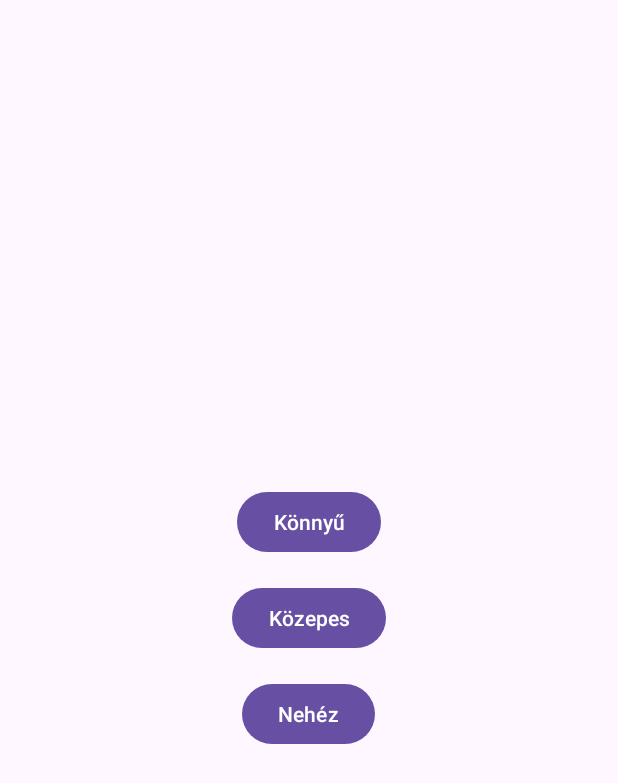
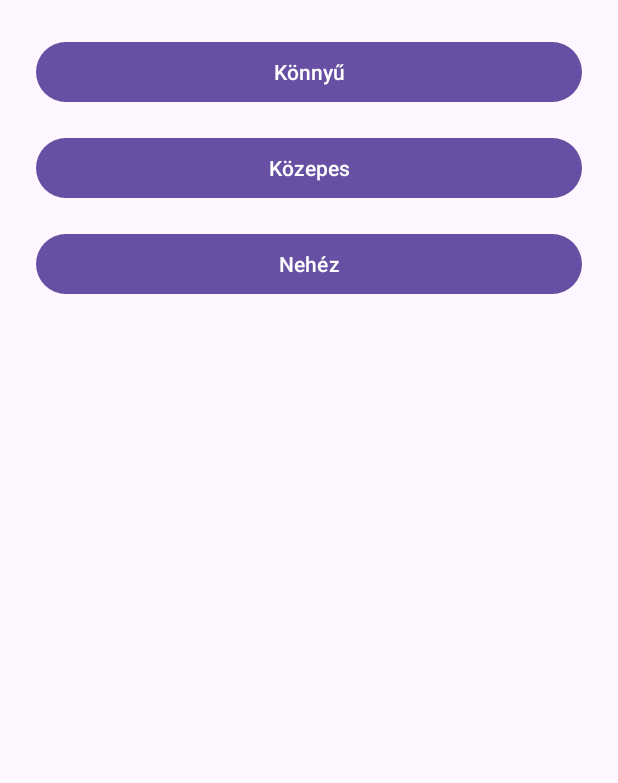
Before and after one commit to Unk0wn1337/Game_Luv, an Android app: the layout activity_difficulty.xml on its own in the app's theme, with its tools: preview values and no code run, on a phone screen of 412 x 824 dp. Shown: the top 783 px of the screen. Run offline under Robolectric (Android 15) with nearby library versions, the phone set to English and light mode, and no system bars.

Commit message:
hiba elháritas

```diff
--- a/app/src/main/res/layout/activity_difficulty.xml
+++ b/app/src/main/res/layout/activity_difficulty.xml
@@ -1,28 +1,40 @@
 <?xml version="1.0" encoding="utf-8"?>
-<LinearLayout xmlns:android="http://schemas.android.com/apk/res/android"
-    android:orientation="vertical"
-    android:gravity="center"
+<androidx.constraintlayout.widget.ConstraintLayout xmlns:android="http://schemas.android.com/apk/res/android"
+    xmlns:app="http://schemas.android.com/apk/res-auto"
+    xmlns:tools="http://schemas.android.com/tools"
     android:layout_width="match_parent"
     android:layout_height="match_parent"
+    tools:context=".DifficultyActivity"
     android:padding="24dp">
 
     <Button
         android:id="@+id/buttonEasy"
-        android:layout_width="wrap_content"
+        android:layout_width="0dp"
         android:layout_height="wrap_content"
-        android:text="Könnyű" />
+        android:text="Könnyű"
+        app:layout_constraintTop_toTopOf="parent"
+        app:layout_constraintStart_toStartOf="parent"
+        app:layout_constraintEnd_toEndOf="parent" />
 
     <Button
         android:id="@+id/buttonMedium"
-        android:layout_width="wrap_content"
+        android:layout_width="0dp"
         android:layout_height="wrap_content"
         android:text="Közepes"
-        android:layout_marginTop="16dp" />
+        app:layout_constraintTop_toBottomOf="@id/buttonEasy"
+        app:layout_constraintStart_toStartOf="parent"
+        app:layout_constraintEnd_toEndOf="parent"
+        android:layout_marginTop="16dp"
+        />
 
     <Button
         android:id="@+id/buttonHard"
-        android:layout_width="wrap_content"
+        android:layout_width="0dp"
         android:layout_height="wrap_content"
         android:text="Nehéz"
+        app:layout_constraintTop_toBottomOf="@id/buttonMedium"
+        app:layout_constraintStart_toStartOf="parent"
+        app:layout_constraintEnd_toEndOf="parent"
         android:layout_marginTop="16dp" />
-</LinearLayout>
+
+</androidx.constraintlayout.widget.ConstraintLayout>
```
Also changed, not shown: app/src/main/java/com/example/jarumidle/DifficultyActivity.kt (added, +11 -0 lines), app/src/main/java/com/example/jarumidle/MainActivity.kt (+7 -6 lines), app/src/main/res/layout/activity_main.xml (+6 -5 lines).
